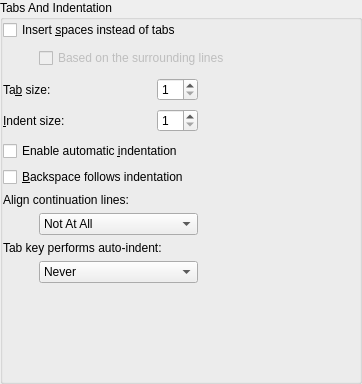
Above: src/plugins/texteditor/tabsettingswidget.ui from qt-creator/qt-creator before the change. Below: the same form after it.
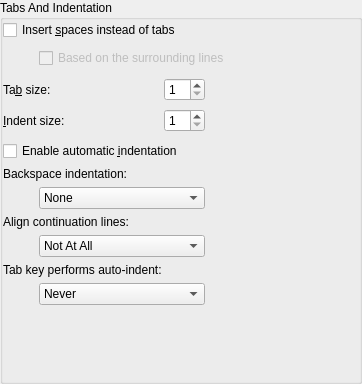
That is the form after the change.

Commit message: Editors: Enhance smart backspace behavior

```diff
--- a/src/plugins/texteditor/tabsettingswidget.ui
+++ b/src/plugins/texteditor/tabsettingswidget.ui
@@ -166,24 +166,14 @@
         </property>
        </widget>
       </item>
-      <item row="4" column="0" colspan="3">
-       <widget class="QCheckBox" name="smartBackspace">
-        <property name="toolTip">
-         <string>Backspace will go back one indentation level instead of one space.</string>
-        </property>
-        <property name="text">
-         <string>&amp;Backspace follows indentation</string>
-        </property>
-       </widget>
-      </item>
-      <item row="5" column="0" colspan="2">
+      <item row="6" column="0" colspan="2">
        <widget class="QLabel" name="continuationAlignBehaviorLabel">
         <property name="text">
          <string>Align continuation lines:</string>
         </property>
        </widget>
       </item>
-      <item row="6" column="1">
+      <item row="7" column="1">
        <widget class="QComboBox" name="continuationAlignBehavior">
         <property name="toolTip">
          <string>&lt;html&gt;&lt;head/&gt;&lt;body&gt;
@@ -229,14 +219,14 @@
         </item>
        </widget>
       </item>
-      <item row="7" column="0" colspan="2">
+      <item row="8" column="0" colspan="2">
        <widget class="QLabel" name="tabKeyBehaviorLabel">
         <property name="text">
          <string>Tab key performs auto-indent:</string>
         </property>
        </widget>
       </item>
-      <item row="8" column="1">
+      <item row="9" column="1">
        <widget class="QComboBox" name="tabKeyBehavior">
         <item>
          <property name="text">
@@ -255,7 +245,7 @@
         </item>
        </widget>
       </item>
-      <item row="9" column="1">
+      <item row="10" column="1">
        <spacer name="verticalSpacer_2">
         <property name="orientation">
          <enum>Qt::Vertical</enum>
@@ -268,6 +258,48 @@
         </property>
        </spacer>
       </item>
+      <item row="4" column="0" colspan="2">
+       <widget class="QLabel" name="smartBackspaceLabel">
+        <property name="text">
+         <string>Backspace indentation:</string>
+        </property>
+       </widget>
+      </item>
+      <item row="5" column="1">
+       <widget class="QComboBox" name="smartBackspaceBehavior">
+        <property name="toolTip">
+         <string>&lt;html&gt;&lt;head/&gt;&lt;body&gt;
+Specifies how backspace interacts with indentation.
+
+&lt;ul&gt;
+&lt;li&gt;None: No interaction at all. Regular plain backspace behavior.
+&lt;/li&gt;
+
+&lt;li&gt;Follows Previous Indents: In leading white space it will take the cursor back to the nearest indentation level used in previous lines.
+&lt;/li&gt;
+
+&lt;li&gt;Unindents: If the character behind the cursor is a space it behaves as a backtab.
+&lt;/li&gt;
+&lt;/ul&gt;&lt;/body&gt;&lt;/html&gt;
+</string>
+        </property>
+        <item>
+         <property name="text">
+          <string>None</string>
+         </property>
+        </item>
+        <item>
+         <property name="text">
+          <string>Follows Previous Indents</string>
+         </property>
+        </item>
+        <item>
+         <property name="text">
+          <string>Unindents</string>
+         </property>
+        </item>
+       </widget>
+      </item>
      </layout>
     </widget>
    </item>
```
Left out of the diff: 1 changed line with no effect on the pictures. The commit also changes 5 other files.
